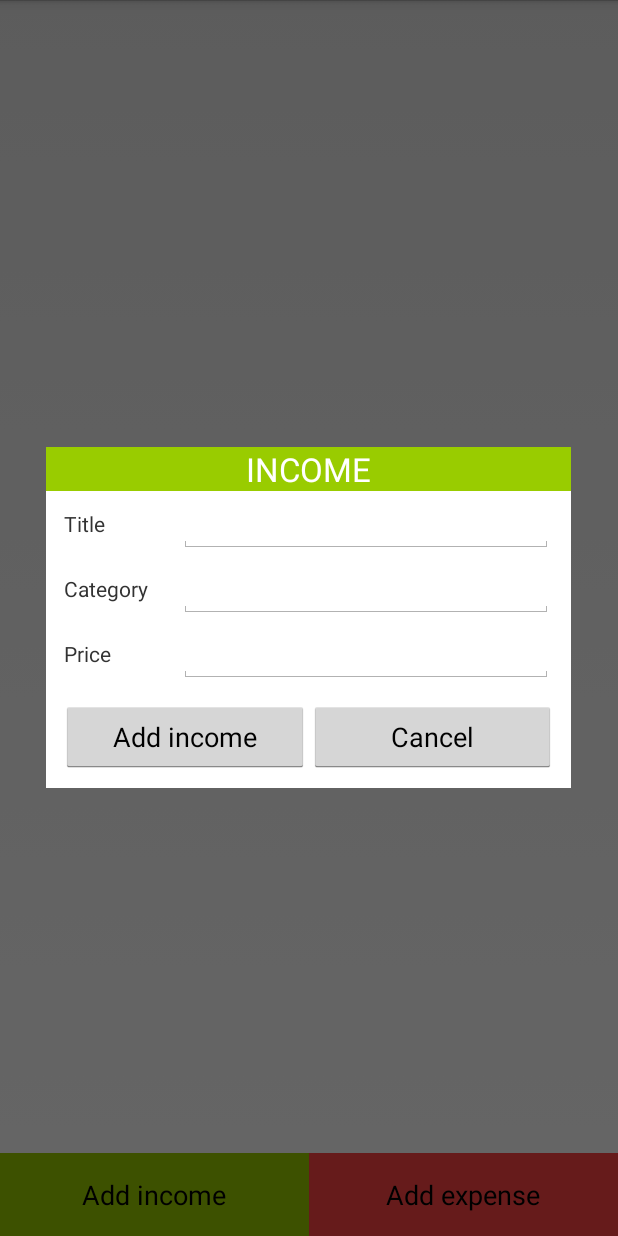
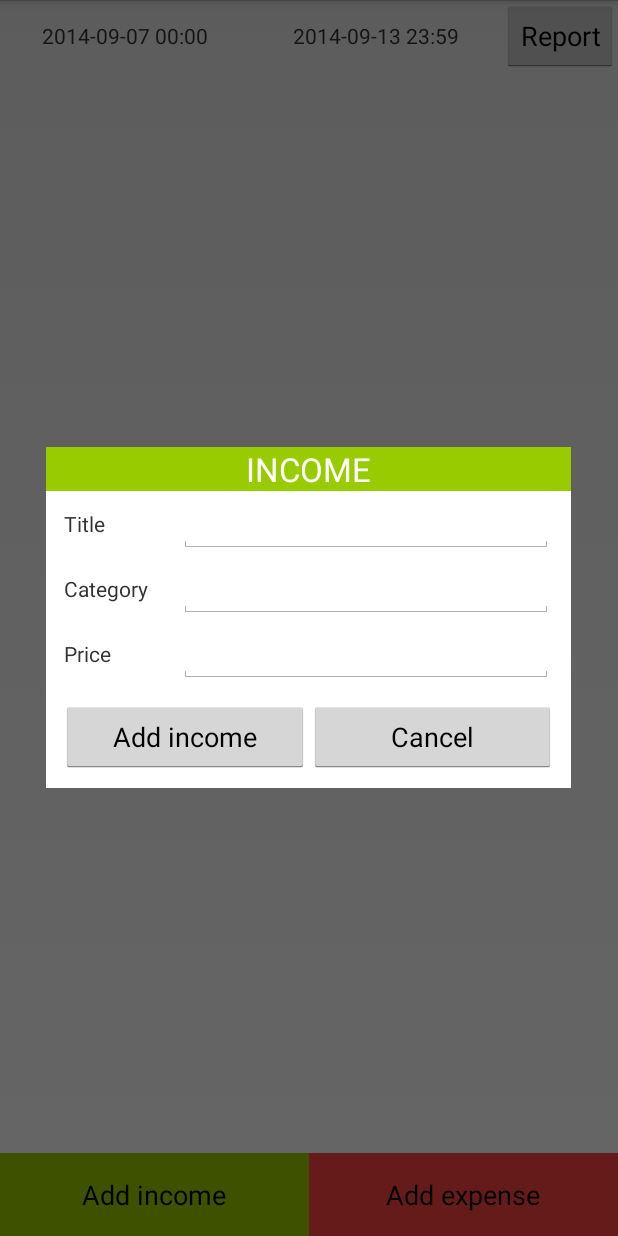
Before and after one commit to yev-kanivets/open_money_tracker, an Android app: the screen it shows after launch (MainActivity), after a tap on "Add income", on a phone screen of 412 x 824 dp. Run offline under Robolectric (Android 15) with nearby library versions, the phone set to English and light mode, and no system bars.

Commit message:
Added date period and calculating first and last dauys of week

```diff
--- a/app/src/main/java/com/blogspot/e_kanivets/moneytracker/activity/MainActivity.java
+++ b/app/src/main/java/com/blogspot/e_kanivets/moneytracker/activity/MainActivity.java
@@ -15,6 +15,7 @@ import android.view.Window;
 import android.widget.BaseAdapter;
 import android.widget.Button;
 import android.widget.ListView;
+import android.widget.TextView;
 
 import com.blogspot.e_kanivets.moneytracker.R;
 import com.blogspot.e_kanivets.moneytracker.adapter.RecordAdapter;
@@ -40,6 +41,9 @@ public class MainActivity extends Activity implements Observer{
 
     private Button btnAddIncome;
     private Button btnAddExpense;
+    private Button btnReport;
+    private TextView tvFromDate;
+    private TextView tvToDate;
 
     @Override
     protected void onCreate(Bundle savedInstanceState) {
@@ -52,10 +56,18 @@ public class MainActivity extends Activity implements Observer{
         activity = this;
 
         //Link views
-        btnAddIncome = (Button) findViewById(R.id.b_add_income);
-        btnAddExpense = (Button) findViewById(R.id.b_add_expense);
+        btnAddIncome = (Button) findViewById(R.id.btn_add_income);
+        btnAddExpense = (Button) findViewById(R.id.btn_add_expense);
+        btnReport = (Button) findViewById(R.id.btn_report);
+
+        tvFromDate = (TextView) findViewById(R.id.tv_from_date);
+        tvToDate = (TextView) findViewById(R.id.tv_to_date);
 
         listView = (ListView) findViewById(R.id.listView);
+
+        //Set dates of current week
+        tvFromDate.setText(MTHelper.getInstance().getFirstDayOfWeek());
+        tvToDate.setText(MTHelper.getInstance().getLastDayOfWeek());
 
         //Set listeners
         btnAddIncome.setOnClickListener(new View.OnClickListener() {
--- a/app/src/main/java/com/blogspot/e_kanivets/moneytracker/helper/MTHelper.java
+++ b/app/src/main/java/com/blogspot/e_kanivets/moneytracker/helper/MTHelper.java
@@ -11,7 +11,10 @@ import com.blogspot.e_kanivets.moneytracker.model.Record;
 import com.blogspot.e_kanivets.moneytracker.util.Constants;
 import com.blogspot.e_kanivets.moneytracker.util.MTApp;
 
+import java.text.SimpleDateFormat;
 import java.util.ArrayList;
+import java.util.Calendar;
+import java.util.Date;
 import java.util.List;
 import java.util.Observable;
 
@@ -53,8 +56,8 @@ public class MTHelper extends Observable {
                 //Read a record from DB
                 Category category = new Category(cursor.getInt(idColIndex),
                         cursor.getString(nameColIndex));
-                Log.d(Constants.TAG, "id = " + cursor.getInt(idColIndex) +
-                        " name = " + cursor.getString(nameColIndex));
+                /*Log.d(Constants.TAG, "id = " + cursor.getInt(idColIndex) +
+                        " name = " + cursor.getString(nameColIndex));*/
 
                 //Add record to list
                 categories.add(category);
@@ -84,12 +87,12 @@ public class MTHelper extends Observable {
                         cursor.getString(titleColIndex),
                         cursor.getInt(categoryColIndex),
                         cursor.getInt(priceColIndex));
-                Log.d(Constants.TAG, "id = " + cursor.getInt(idColIndex) +
+                /*Log.d(Constants.TAG, "id = " + cursor.getInt(idColIndex) +
                     " time = " + cursor.getLong(timeColIndex) +
                     " type = " + cursor.getInt(typeColIndex) +
                     " title = " + cursor.getString(titleColIndex) +
                     " category = " + cursor.getInt(categoryColIndex) +
-                    " price = " + cursor.getInt(priceColIndex));
+                    " price = " + cursor.getInt(priceColIndex));*/
 
                 //Add record to list
                 records.add(record);
@@ -192,7 +195,7 @@ public class MTHelper extends Observable {
 
     public int getCategoryIdByName(String name) {
         for(Category category : categories) {
-            Log.d(Constants.TAG, name + " " + category.getName() + " " + category.getName().equals(name));
+            //Log.d(Constants.TAG, name + " " + category.getName() + " " + category.getName().equals(name));
             if(category.getName().equals(name)) {
                 return category.getId();
             }
@@ -200,4 +203,37 @@ public class MTHelper extends Observable {
 
         return -1;
     }
+
+    public String getFirstDayOfWeek() {
+        // get today and clear time of day
+        Calendar cal = Calendar.getInstance();
+        cal.set(Calendar.HOUR_OF_DAY, 0); // ! clear would not reset the hour of day !
+        cal.clear(Calendar.MINUTE);
+        cal.clear(Calendar.SECOND);
+        cal.clear(Calendar.MILLISECOND);
+
+        // set first day of week
+        cal.set(Calendar.DAY_OF_WEEK, cal.getFirstDayOfWeek());
+
+        SimpleDateFormat dateFormat = new SimpleDateFormat("yyyy-MM-dd HH:mm");
+        return dateFormat.format(cal.getTime());
+    }
+
+    public String getLastDayOfWeek() {
+        // get today and clear time of day
+        Calendar cal = Calendar.getInstance();
+        cal.set(Calendar.HOUR_OF_DAY, 0); // ! clear would not reset the hour of day !
+        cal.clear(Calendar.MINUTE);
+        cal.clear(Calendar.SECOND);
+        cal.clear(Calendar.MILLISECOND);
+
+        // set first day of week
+        cal.set(Calendar.DAY_OF_WEEK, cal.getFirstDayOfWeek() + 6);
+        cal.set(Calendar.HOUR_OF_DAY, 23);
+        cal.set(Calendar.MINUTE, 59);
+        cal.set(Calendar.SECOND, 59);
+
+        SimpleDateFormat dateFormat = new SimpleDateFormat("yyyy-MM-dd HH:mm");
+        return dateFormat.format(cal.getTime());
+    }
 }
--- a/app/src/main/res/layout/activity_main.xml
+++ b/app/src/main/res/layout/activity_main.xml
@@ -3,6 +3,35 @@
     android:layout_width="fill_parent"
     android:layout_height="fill_parent"
     xmlns:android="http://schemas.android.com/apk/res/android">
+
+    <LinearLayout
+        android:orientation="horizontal"
+        android:layout_width="match_parent"
+        android:layout_height="wrap_content"
+        android:layout_gravity="center_horizontal">
+
+        <TextView
+            android:layout_width="wrap_content"
+            android:layout_height="match_parent"
+            android:text="New Text"
+            android:id="@+id/tv_from_date"
+            android:layout_weight="1"
+            android:gravity="center" />
+
+        <TextView
+            android:layout_width="wrap_content"
+            android:layout_height="match_parent"
+            android:text="New Text"
+            android:id="@+id/tv_to_date"
+            android:layout_weight="1"
+            android:gravity="center" />
+
+        <Button
+            android:layout_width="wrap_content"
+            android:layout_height="wrap_content"
+            android:text="@string/report"
+            android:id="@+id/btn_report" />
+    </LinearLayout>
 
     <ListView
         android:layout_width="match_parent"
@@ -21,7 +50,7 @@
             android:layout_width="match_parent"
             android:layout_height="wrap_content"
             android:text="@string/add_income"
-            android:id="@+id/b_add_income"
+            android:id="@+id/btn_add_income"
             android:layout_gravity="right"
             android:background="@drawable/selector_add_income"
             android:layout_weight="1"
@@ -31,7 +60,7 @@
             android:layout_width="match_parent"
             android:layout_height="wrap_content"
             android:text="@string/add_expense"
-            android:id="@+id/b_add_expense"
+            android:id="@+id/btn_add_expense"
             android:background="@drawable/selector_add_expense"
             android:layout_weight="1"
             android:padding="15dp" />
--- a/app/src/main/res/values/strings.xml
+++ b/app/src/main/res/values/strings.xml
@@ -16,5 +16,6 @@
     <string name="add">Add</string>
 
     <string name="wrong_number_text">Sorry, but entered data is wrong!</string>
+    <string name="report">Report</string>
 
 </resources>
```
